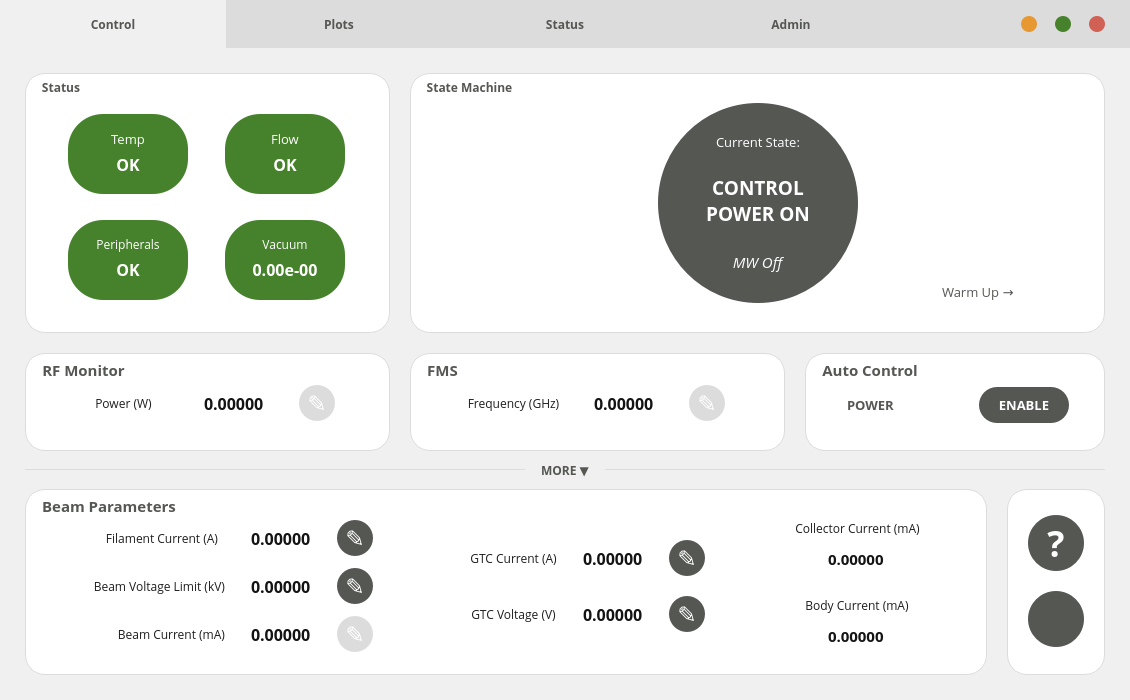
First picture: the form in src/mainwindow.ui, repository Bridge12Technologies/Gyrotron-Control-System---OLD, before the edit.
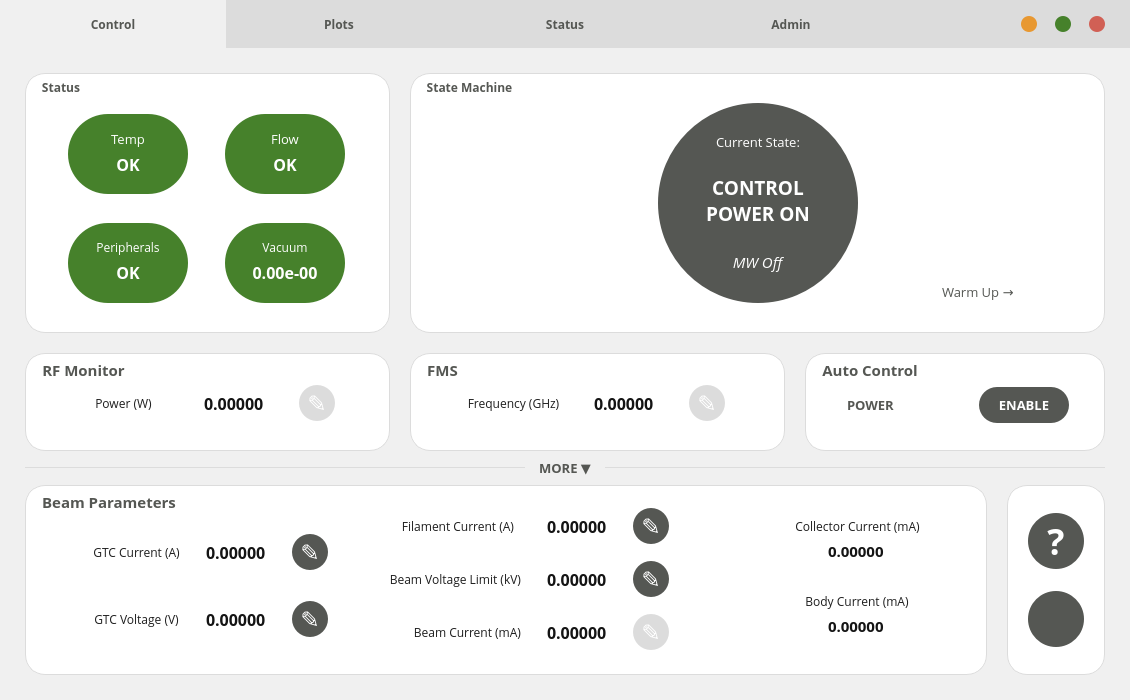
Second picture: the form after the edit. Icons and pictures are not drawn. Custom widgets are drawn as their Qt base class.

Commit message: UI tweaks, still wrangling with fullscreen look

Diff of the .ui file:
```diff
--- a/src/mainwindow.ui
+++ b/src/mainwindow.ui
@@ -918,7 +918,7 @@
          <number>5</number>
         </property>
         <item>
-         <layout class="QGridLayout" name="gridLayout_2">
+         <layout class="QGridLayout" name="control_grid">
           <property name="spacing">
            <number>20</number>
           </property>
@@ -1158,7 +1158,7 @@
             <property name="maximumSize">
              <size>
               <width>550</width>
-              <height>300</height>
+              <height>350</height>
              </size>
             </property>
             <property name="font">
@@ -1199,7 +1199,13 @@
             </property>
             <layout class="QGridLayout" name="gridLayout_4">
              <property name="topMargin">
-              <number>20</number>
+              <number>40</number>
+             </property>
+             <property name="bottomMargin">
+              <number>40</number>
+             </property>
+             <property name="verticalSpacing">
+              <number>40</number>
              </property>
              <item row="0" column="0">
               <widget class="QFrame" name="temp_indicator">
@@ -1215,11 +1221,11 @@
                <property name="maximumSize">
                 <size>
                  <width>120</width>
-                 <height>80</height>
+                 <height>120</height>
                 </size>
                </property>
                <property name="styleSheet">
-                <string notr="true">QFrame { background: #46812B; color: white; border: none; border-radius: 35px; }
+                <string notr="true">QFrame { background: #46812B; color: white; border: none; border-radius: 40px; }
 QFrame:disabled { background: rgb(220,220,220); }</string>
                </property>
                <property name="frameShape">
@@ -1296,11 +1302,11 @@
                <property name="maximumSize">
                 <size>
                  <width>120</width>
-                 <height>80</height>
+                 <height>120</height>
                 </size>
                </property>
                <property name="styleSheet">
-                <string notr="true">QFrame { background: #46812B; color: white; border: none; border-radius: 35px; }
+                <string notr="true">QFrame { background: #46812B; color: white; border: none; border-radius: 40px; }
 QFrame:disabled { background: rgb(220,220,220); }</string>
                </property>
                <property name="frameShape">
@@ -1377,7 +1383,7 @@
                <property name="maximumSize">
                 <size>
                  <width>120</width>
-                 <height>80</height>
+                 <height>120</height>
                 </size>
                </property>
                <property name="font">
@@ -1386,7 +1392,7 @@
                 </font>
                </property>
                <property name="styleSheet">
-                <string notr="true">QFrame { background: #46812B; color: white; border: none; border-radius: 35px; }
+                <string notr="true">QFrame { background: #46812B; color: white; border: none; border-radius: 40px; }
 QFrame:disabled { background: rgb(220,220,220); }</string>
                </property>
                <property name="frameShape">
@@ -1463,11 +1469,11 @@
                <property name="maximumSize">
                 <size>
                  <width>120</width>
-                 <height>80</height>
+                 <height>120</height>
                 </size>
                </property>
                <property name="styleSheet">
-                <string notr="true">QFrame { background: #46812B; color: white; border: none; border-radius: 35px; }
+                <string notr="true">QFrame { background: #46812B; color: white; border: none; border-radius: 40px; }
 QFrame:disabled { background: rgb(220,220,220); }</string>
                </property>
                <property name="frameShape">
@@ -2327,27 +2333,28 @@
             <property name="minimumSize">
              <size>
               <width>80</width>
-              <height>28</height>
+              <height>24</height>
              </size>
             </property>
             <property name="maximumSize">
              <size>
               <width>80</width>
-              <height>28</height>
+              <height>24</height>
              </size>
             </property>
             <property name="font">
              <font>
               <family>Open Sans</family>
+              <pointsize>10</pointsize>
               <weight>75</weight>
               <bold>true</bold>
              </font>
             </property>
             <property name="styleSheet">
              <string notr="true">QPushButton {
-	background-color: rgb(240,240,240);
+	background-color: transparent;
 	border: none;
-	border-radius: 14px;
+	border-radius: 12px;
 	color: rgb(85,87,83);
 }
 QPushButton:hover { background-color: rgb(220,220,220); }
@@ -2395,7 +2402,7 @@
             <property name="minimumSize">
              <size>
               <width>375</width>
-              <height>180</height>
+              <height>140</height>
              </size>
             </property>
             <property name="maximumSize">
@@ -2451,15 +2458,31 @@
             <property name="checkable">
              <bool>false</bool>
             </property>
-            <layout class="QGridLayout" name="gridLayout_3" columnstretch="2,0,0,0,1,0,3,0,2">
+            <layout class="QHBoxLayout" name="horizontalLayout_3">
              <property name="topMargin">
-              <number>24</number>
+              <number>5</number>
              </property>
              <property name="bottomMargin">
-              <number>15</number>
+              <number>5</number>
              </property>
-             <item row="0" column="5" rowspan="3">
+             <item>
+              <spacer name="horizontalSpacer_3">
+               <property name="orientation">
+                <enum>Qt::Horizontal</enum>
+               </property>
+               <property name="sizeHint" stdset="0">
+                <size>
+                 <width>40</width>
+                 <height>20</height>
+                </size>
+               </property>
+              </spacer>
+             </item>
+             <item>
               <layout class="QGridLayout" name="gridLayout_13">
+               <property name="topMargin">
+                <number>12</number>
+               </property>
                <property name="horizontalSpacing">
                 <number>6</number>
                </property>
@@ -2666,7 +2689,7 @@
                </item>
               </layout>
              </item>
-             <item row="1" column="4">
+             <item>
               <spacer name="horizontalSpacer">
                <property name="orientation">
                 <enum>Qt::Horizontal</enum>
@@ -2679,179 +2702,16 @@
                </property>
               </spacer>
              </item>
-             <item row="0" column="7" rowspan="3">
-              <layout class="QVBoxLayout" name="verticalLayout_19">
-               <item alignment="Qt::AlignHCenter">
-                <widget class="QLabel" name="label_8">
-                 <property name="maximumSize">
-                  <size>
-                   <width>16777215</width>
-                   <height>20</height>
-                  </size>
-                 </property>
-                 <property name="font">
-                  <font>
-                   <family>Open Sans</family>
-                   <pointsize>9</pointsize>
-                  </font>
-                 </property>
-                 <property name="styleSheet">
-                  <string notr="true">QLabel{ background: none; color: rgb(30,30,30); }
-QLabel:disabled{ color: transparent; }</string>
-                 </property>
-                 <property name="text">
-                  <string>Collector Current (mA)</string>
-                 </property>
-                 <property name="alignment">
-                  <set>Qt::AlignCenter</set>
-                 </property>
-                </widget>
-               </item>
-               <item alignment="Qt::AlignHCenter">
-                <widget class="QLineEdit" name="collector_read">
-                 <property name="enabled">
-                  <bool>true</bool>
-                 </property>
-                 <property name="minimumSize">
-                  <size>
-                   <width>90</width>
-                   <height>32</height>
-                  </size>
-                 </property>
-                 <property name="maximumSize">
-                  <size>
-                   <width>90</width>
-                   <height>32</height>
-                  </size>
-                 </property>
-                 <property name="font">
-                  <font>
-                   <family>Open Sans</family>
-                   <pointsize>11</pointsize>
-                   <weight>75</weight>
-                   <bold>true</bold>
-                  </font>
-                 </property>
-                 <property name="focusPolicy">
-                  <enum>Qt::NoFocus</enum>
-                 </property>
-                 <property name="styleSheet">
-                  <string notr="true">QLineEdit { height: 34px; border-radius: 16px; border: none; background: transparent; color: rgb(20,20,20); }
-QLineEdit:disabled { color: white; }
-</string>
-                 </property>
-                 <property name="text">
-                  <string>0.00000</string>
-                 </property>
-                 <property name="alignment">
-                  <set>Qt::AlignCenter</set>
-                 </property>
-                 <property name="readOnly">
-                  <bool>true</bool>
-                 </property>
-                </widget>
-               </item>
                <item>
-                <spacer name="verticalSpacer">
-                 <property name="orientation">
-                  <enum>Qt::Vertical</enum>
-                 </property>
-                 <property name="sizeHint" stdset="0">
-                  <size>
-                   <width>20</width>
-                   <height>40</height>
-                  </size>
-                 </property>
-                </spacer>
-               </item>
-               <item alignment="Qt::AlignHCenter">
-                <widget class="QLabel" name="label_9">
-                 <property name="font">
-                  <font>
-                   <family>Open Sans</family>
-                   <pointsize>9</pointsize>
-                  </font>
-                 </property>
-                 <property name="styleSheet">
-                  <string notr="true">QLabel{ background: none; color: rgb(30,30,30); }
-QLabel:disabled{ color: transparent; }</string>
-                 </property>
-                 <property name="text">
-                  <string>Body Current (mA)</string>
-                 </property>
-                 <property name="alignment">
-                  <set>Qt::AlignCenter</set>
-                 </property>
-                </widget>
-               </item>
-               <item alignment="Qt::AlignHCenter">
-                <widget class="QLineEdit" name="body_read">
-                 <property name="minimumSize">
-                  <size>
-                   <width>90</width>
-                   <height>32</height>
-                  </size>
-                 </property>
-                 <property name="maximumSize">
-                  <size>
-                   <width>90</width>
-                   <height>32</height>
-                  </size>
-                 </property>
-                 <property name="font">
-                  <font>
-                   <family>Open Sans</family>
-                   <pointsize>11</pointsize>
-                   <weight>75</weight>
-                   <bold>true</bold>
-                  </font>
-                 </property>
-                 <property name="autoFillBackground">
-                  <bool>false</bool>
-                 </property>
-                 <property name="styleSheet">
-                  <string notr="true">QLineEdit { height: 34px; border-radius: 16px; border: none; background: transparent; color: rgb(20,20,20); }
-QLineEdit:disabled { color: white; }
-</string>
-                 </property>
-                 <property name="text">
-                  <string>0.00000</string>
-                 </property>
-                 <property name="alignment">
-                  <set>Qt::AlignCenter</set>
-                 </property>
-                 <property name="readOnly">
-                  <bool>true</bool>
-                 </property>
-                </widget>
-               </item>
-              </layout>
-             </item>
-             <item row="2" column="1">
-              <widget class="QLabel" name="dxm_curr_label">
-               <property name="enabled">
-                <bool>true</bool>
-               </property>
-               <property name="font">
-                <font>
-                 <family>Open Sans</family>
-                 <pointsize>9</pointsize>
-                </font>
-               </property>
-               <property name="styleSheet">
-                <string notr="true">QLabel{ background: none; color: rgb(30,30,30); }
-QLabel:disabled{ color: transparent; }</string>
-               </property>
-               <property name="text">
-                <string>Beam Current (mA)</string>
-               </property>
-               <property name="alignment">
-                <set>Qt::AlignRight|Qt::AlignTrailing|Qt::AlignVCenter</set>
-               </property>
-              </widget>
-             </item>
-             <item row="1" column="2">
-              <widget class="SmartLineEdit" name="beam_volt_edit">
+              <layout class="QGridLayout" name="gridLayout_2">
+               <property name="horizontalSpacing">
+                <number>6</number>
+               </property>
+               <property name="verticalSpacing">
+                <number>0</number>
+               </property>
+               <item row="0" column="1">
+                <widget class="SmartLineEdit" name="fil_curr_edit">
                <property name="minimumSize">
                 <size>
                  <width>100</width>
@@ -2888,7 +2748,40 @@
                </property>
               </widget>
              </item>
-             <item row="1" column="1">
+               <item row="0" column="0">
+                <widget class="QLabel" name="label">
+                 <property name="minimumSize">
+                  <size>
+                   <width>125</width>
+                   <height>34</height>
+                  </size>
+                 </property>
+                 <property name="maximumSize">
+                  <size>
+                   <width>125</width>
+                   <height>34</height>
+                  </size>
+                 </property>
+                 <property name="font">
+                  <font>
+                   <family>Open Sans</family>
+                   <pointsize>9</pointsize>
+                   <kerning>true</kerning>
+                  </font>
+                 </property>
+                 <property name="styleSheet">
+                  <string notr="true">QLabel{ background: none; color: rgb(30,30,30); }
+QLabel:disabled{ color: transparent; }</string>
+                 </property>
+                 <property name="text">
+                  <string>Filament Current (A)</string>
+                 </property>
+                 <property name="alignment">
+                  <set>Qt::AlignRight|Qt::AlignTrailing|Qt::AlignVCenter</set>
+                 </property>
+                </widget>
+               </item>
+               <item row="1" column="0">
               <widget class="QLabel" name="label_3">
                <property name="minimumSize">
                 <size>
@@ -2914,7 +2807,109 @@
                </property>
               </widget>
              </item>
-             <item row="0" column="3" rowspan="3">
+               <item row="1" column="1">
+                <widget class="SmartLineEdit" name="beam_volt_edit">
+                 <property name="minimumSize">
+                  <size>
+                   <width>100</width>
+                   <height>36</height>
+                  </size>
+                 </property>
+                 <property name="maximumSize">
+                  <size>
+                   <width>100</width>
+                   <height>36</height>
+                  </size>
+                 </property>
+                 <property name="font">
+                  <font>
+                   <family>Open Sans</family>
+                   <pointsize>12</pointsize>
+                   <weight>75</weight>
+                   <bold>true</bold>
+                  </font>
+                 </property>
+                 <property name="styleSheet">
+                  <string notr="true">QLineEdit { height: 34px; border-radius: 17px; border: none; background: transparent; color: rgb(20,20,20); }
+QLineEdit:disabled { color: transparent; }
+</string>
+                 </property>
+                 <property name="text">
+                  <string>0.00000</string>
+                 </property>
+                 <property name="alignment">
+                  <set>Qt::AlignCenter</set>
+                 </property>
+                 <property name="readOnly">
+                  <bool>true</bool>
+                 </property>
+                </widget>
+               </item>
+               <item row="2" column="0">
+                <widget class="QLabel" name="dxm_curr_label">
+                 <property name="enabled">
+                  <bool>true</bool>
+                 </property>
+                 <property name="font">
+                  <font>
+                   <family>Open Sans</family>
+                   <pointsize>9</pointsize>
+                  </font>
+                 </property>
+                 <property name="styleSheet">
+                  <string notr="true">QLabel{ background: none; color: rgb(30,30,30); }
+QLabel:disabled{ color: transparent; }</string>
+                 </property>
+                 <property name="text">
+                  <string>Beam Current (mA)</string>
+                 </property>
+                 <property name="alignment">
+                  <set>Qt::AlignRight|Qt::AlignTrailing|Qt::AlignVCenter</set>
+                 </property>
+                </widget>
+               </item>
+               <item row="2" column="1">
+                <widget class="SmartLineEdit" name="beam_curr_edit">
+                 <property name="enabled">
+                  <bool>true</bool>
+                 </property>
+                 <property name="minimumSize">
+                  <size>
+                   <width>100</width>
+                   <height>36</height>
+                  </size>
+                 </property>
+                 <property name="maximumSize">
+                  <size>
+                   <width>100</width>
+                   <height>36</height>
+                  </size>
+                 </property>
+                 <property name="font">
+                  <font>
+                   <family>Open Sans</family>
+                   <pointsize>12</pointsize>
+                   <weight>75</weight>
+                   <bold>true</bold>
+                  </font>
+                 </property>
+                 <property name="styleSheet">
+                  <string notr="true">QLineEdit { height: 34px; border-radius: 17px; border: none; background: transparent; color: rgb(20,20,20); }
+QLineEdit:disabled { color: transparent; }
+</string>
+                 </property>
+                 <property name="text">
+                  <string>0.00000</string>
+                 </property>
+                 <property name="alignment">
+                  <set>Qt::AlignCenter</set>
+                 </property>
+                 <property name="readOnly">
+                  <bool>true</bool>
+                 </property>
+                </widget>
+               </item>
+               <item row="0" column="2" rowspan="3">
               <widget class="QFrame" name="cath_button_frame">
                <property name="enabled">
                 <bool>true</bool>
@@ -2940,7 +2935,7 @@
                <property name="frameShadow">
                 <enum>QFrame::Raised</enum>
                </property>
-               <layout class="QVBoxLayout" name="verticalLayout_2">
+                 <layout class="QVBoxLayout" name="verticalLayout_2" stretch="1,1,0">
                 <property name="spacing">
                  <number>0</number>
                 </property>
@@ -2956,7 +2951,7 @@
                 <property name="bottomMargin">
                  <number>0</number>
                 </property>
-                <item alignment="Qt::AlignLeft|Qt::AlignTop">
+                  <item alignment="Qt::AlignLeft">
                  <widget class="QPushButton" name="fil_curr_button">
                   <property name="enabled">
                    <bool>true</bool>
@@ -3088,7 +3083,9 @@
                </layout>
               </widget>
              </item>
-             <item row="1" column="6">
+              </layout>
+             </item>
+             <item>
               <spacer name="horizontalSpacer_10">
                <property name="orientation">
                 <enum>Qt::Horizontal</enum>
@@ -3101,76 +3098,42 @@
                </property>
               </spacer>
              </item>
-             <item row="0" column="2">
-              <widget class="SmartLineEdit" name="fil_curr_edit">
-               <property name="minimumSize">
-                <size>
-                 <width>100</width>
-                 <height>36</height>
-                </size>
+             <item>
+              <layout class="QVBoxLayout" name="verticalLayout_19">
+               <property name="spacing">
+                <number>0</number>
                </property>
-               <property name="maximumSize">
-                <size>
-                 <width>100</width>
-                 <height>36</height>
-                </size>
+               <property name="topMargin">
+                <number>0</number>
                </property>
-               <property name="font">
-                <font>
-                 <family>Open Sans</family>
-                 <pointsize>12</pointsize>
-                 <weight>75</weight>
-                 <bold>true</bold>
-                </font>
+               <property name="bottomMargin">
+                <number>0</number>
                </property>
-               <property name="styleSheet">
-                <string notr="true">QLineEdit { height: 34px; border-radius: 17px; border: none; background: transparent; color: rgb(20,20,20); }
-QLineEdit:disabled { color: transparent; }
-</string>
-               </property>
-               <property name="text">
-                <string>0.00000</string>
-               </property>
-               <property name="alignment">
-                <set>Qt::AlignCenter</set>
-               </property>
-               <property name="readOnly">
-                <bool>true</bool>
-               </property>
-              </widget>
-             </item>
-             <item row="1" column="0">
-              <spacer name="horizontalSpacer_3">
+               <item>
+                <spacer name="verticalSpacer_2">
                <property name="orientation">
-                <enum>Qt::Horizontal</enum>
+                  <enum>Qt::Vertical</enum>
                </property>
                <property name="sizeHint" stdset="0">
                 <size>
-                 <width>40</width>
+                   <width>20</width>
+                   <height>40</height>
+                  </size>
+                 </property>
+                </spacer>
+               </item>
+               <item alignment="Qt::AlignHCenter">
+                <widget class="QLabel" name="label_8">
+                 <property name="maximumSize">
+                  <size>
+                   <width>16777215</width>
                  <height>20</height>
                 </size>
                </property>
-              </spacer>
-             </item>
-             <item row="0" column="1">
-              <widget class="QLabel" name="label">
-               <property name="minimumSize">
-                <size>
-                 <width>125</width>
-                 <height>34</height>
-                </size>
-               </property>
-               <property name="maximumSize">
-                <size>
-                 <width>125</width>
-                 <height>34</height>
-                </size>
-               </property>
                <property name="font">
                 <font>
                  <family>Open Sans</family>
                  <pointsize>9</pointsize>
-                 <kerning>true</kerning>
                 </font>
                </property>
                <property name="styleSheet">
@@ -3178,41 +3141,41 @@
 QLabel:disabled{ color: transparent; }</string>
                </property>
                <property name="text">
-                <string>Filament Current (A)</string>
+                  <string>Collector Current (mA)</string>
                </property>
                <property name="alignment">
-                <set>Qt::AlignRight|Qt::AlignTrailing|Qt::AlignVCenter</set>
+                  <set>Qt::AlignCenter</set>
                </property>
               </widget>
              </item>
-             <item row="2" column="2">
-              <widget class="SmartLineEdit" name="beam_curr_edit">
+               <item alignment="Qt::AlignHCenter">
+                <widget class="QLineEdit" name="collector_read">
                <property name="enabled">
                 <bool>true</bool>
                </property>
                <property name="minimumSize">
                 <size>
-                 <width>100</width>
-                 <height>36</height>
+                   <width>90</width>
+                   <height>32</height>
                 </size>
                </property>
                <property name="maximumSize">
                 <size>
-                 <width>100</width>
-                 <height>36</height>
+                   <width>90</width>
+                   <height>32</height>
                 </size>
                </property>
                <property name="font">
                 <font>
                  <family>Open Sans</family>
-                 <pointsize>12</pointsize>
+                   <pointsize>11</pointsize>
                  <weight>75</weight>
                  <bold>true</bold>
                 </font>
                </property>
                <property name="styleSheet">
-                <string notr="true">QLineEdit { height: 34px; border-radius: 17px; border: none; background: transparent; color: rgb(20,20,20); }
-QLineEdit:disabled { color: transparent; }
+                  <string notr="true">QLineEdit { height: 34px; border-radius: 16px; border: none; background: transparent; color: rgb(20,20,20); }
+QLineEdit:disabled { color: white; }
 </string>
                </property>
                <property name="text">
@@ -3226,7 +3189,96 @@
                </property>
               </widget>
              </item>
-             <item row="1" column="8">
+               <item>
+                <spacer name="verticalSpacer">
+                 <property name="orientation">
+                  <enum>Qt::Vertical</enum>
+                 </property>
+                 <property name="sizeHint" stdset="0">
+                  <size>
+                   <width>20</width>
+                   <height>40</height>
+                  </size>
+                 </property>
+                </spacer>
+               </item>
+               <item alignment="Qt::AlignHCenter">
+                <widget class="QLabel" name="label_9">
+                 <property name="font">
+                  <font>
+                   <family>Open Sans</family>
+                   <pointsize>9</pointsize>
+                  </font>
+                 </property>
+                 <property name="styleSheet">
+                  <string notr="true">QLabel{ background: none; color: rgb(30,30,30); }
+QLabel:disabled{ color: transparent; }</string>
+                 </property>
+                 <property name="text">
+                  <string>Body Current (mA)</string>
+                 </property>
+                 <property name="alignment">
+                  <set>Qt::AlignCenter</set>
+                 </property>
+                </widget>
+               </item>
+               <item alignment="Qt::AlignHCenter">
+                <widget class="QLineEdit" name="body_read">
+                 <property name="minimumSize">
+                  <size>
+                   <width>90</width>
+                   <height>32</height>
+                  </size>
+                 </property>
+                 <property name="maximumSize">
+                  <size>
+                   <width>90</width>
+                   <height>32</height>
+                  </size>
+                 </property>
+                 <property name="font">
+                  <font>
+                   <family>Open Sans</family>
+                   <pointsize>11</pointsize>
+                   <weight>75</weight>
+                   <bold>true</bold>
+                  </font>
+                 </property>
+                 <property name="autoFillBackground">
+                  <bool>false</bool>
+                 </property>
+                 <property name="styleSheet">
+                  <string notr="true">QLineEdit { height: 34px; border-radius: 16px; border: none; background: transparent; color: rgb(20,20,20); }
+QLineEdit:disabled { color: white; }
+</string>
+                 </property>
+                 <property name="text">
+                  <string>0.00000</string>
+                 </property>
+                 <property name="alignment">
+                  <set>Qt::AlignCenter</set>
+                 </property>
+                 <property name="readOnly">
+                  <bool>true</bool>
+                 </property>
+                </widget>
+               </item>
+               <item>
+                <spacer name="verticalSpacer_3">
+                 <property name="orientation">
+                  <enum>Qt::Vertical</enum>
+                 </property>
+                 <property name="sizeHint" stdset="0">
+                  <size>
+                   <width>20</width>
+                   <height>40</height>
+                  </size>
+                 </property>
+                </spacer>
+               </item>
+              </layout>
+             </item>
+             <item>
               <spacer name="horizontalSpacer_4">
                <property name="orientation">
                 <enum>Qt::Horizontal</enum>
```
Left out of the diff: 173 changed lines with no effect on the pictures. Lines whose indentation alone changed are shown as unchanged. The commit also changes 1 other file.
